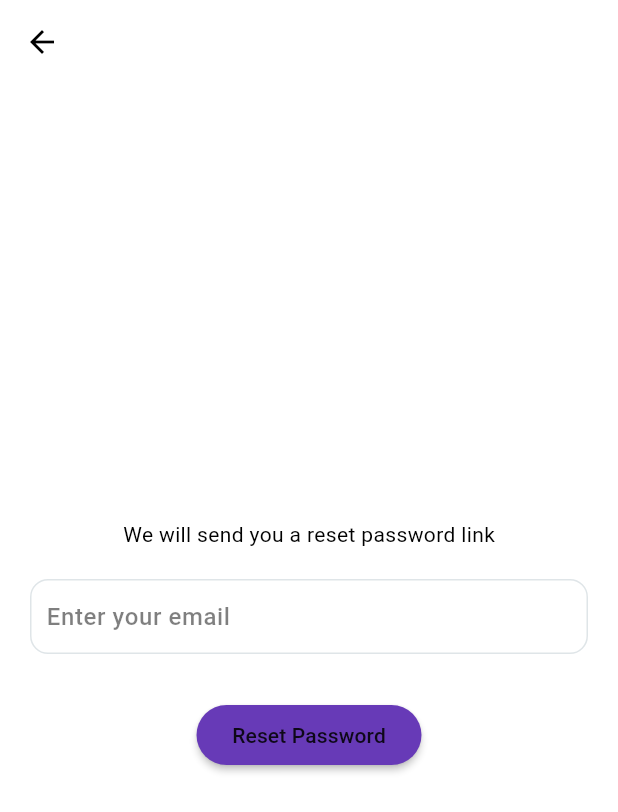
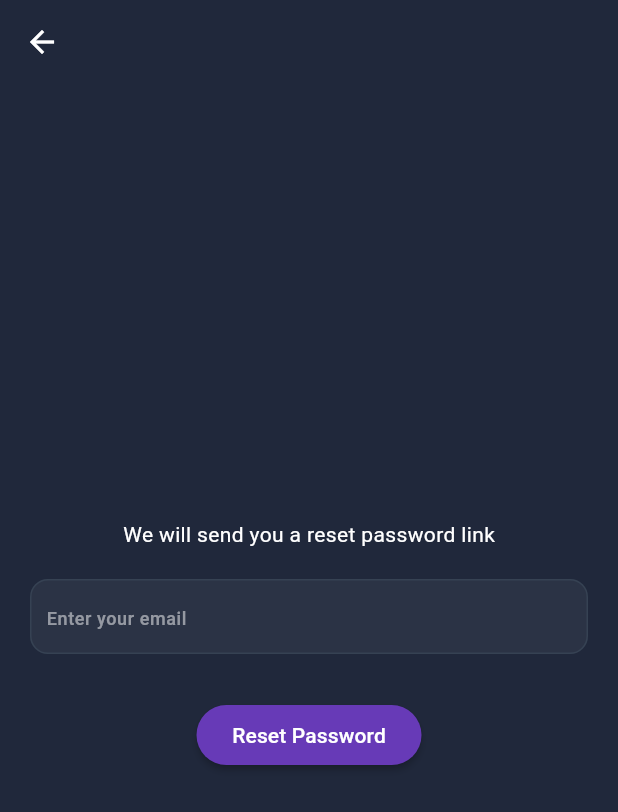
Before and after one commit to TalhaIL/CLUB_92, a Flutter app: the screen it shows after launch, after a tap on "Forget Password ?", on a phone screen of 412 x 824 dp. Shown: the top 812 px of the screen. Run offline on Flutter 3.47's test engine with Material 3 defaults, Android fonts, the phone set to English and light mode, and no system bars; our stand-ins replace circular_countdown_timer, country_code_picker, flutter_svg, get, get_storage, lottie and 1 more; network calls fail.

Commit message:
Auth Theme Changes

```diff
--- a/lib/components/reusableWidgets/language_bottom_sheet.dart
+++ b/lib/components/reusableWidgets/language_bottom_sheet.dart
@@ -16,7 +16,6 @@ class LanguageBottomSheetState extends State<LanguageBottomSheet> {
   @override
   Widget build(BuildContext context) {
     return Scaffold(
-      backgroundColor: appColor,
       floatingActionButton: FloatingActionButton(
         backgroundColor: deepPurple,
         child: const Icon(Icons.check),
--- a/lib/controllers/theme/theme.dart
+++ b/lib/controllers/theme/theme.dart
@@ -1,44 +1,54 @@
-// import 'dart:developer';
-
-// import 'package:flutter/material.dart';
-// import 'package:get/get.dart';
-// import 'package:get_storage/get_storage.dart';
-
-// class ThemeController extends GetxController {
-//   final Rx<ThemeMode> _currentTheme = ThemeMode.dark.obs;
-//   Rx<ThemeMode> get theme => _currentTheme;
-
-//   themeChange(bool isDark) {
-//     if (isDark) {
-//       log('true....${isDark.toString()}');
-//       _currentTheme.value = ThemeMode.dark;
-//     } else {
-//       log('false....${isDark.toString()}');
-
-//       _currentTheme.value = ThemeMode.light;
-//     }
-//     return;
-//   }
-
-//   void toggleTheme() {
-//     final storage = GetStorage();
-//     if (_currentTheme.value == ThemeMode.dark) {
-//       _currentTheme.value = ThemeMode.light;
-//       storage.write('is_dark_theme', false);
-//     } else {
-//       _currentTheme.value = ThemeMode.dark;
-//       storage.write('is_dark_theme', true);
-//     }
-//   }
-// }
+import 'dart:developer';
 
 import 'package:flutter/material.dart';
 import 'package:get/get.dart';
 import 'package:get_storage/get_storage.dart';
+import 'package:shared_preferences/shared_preferences.dart';
 
 class ThemeController extends GetxController {
-  final box = GetStorage();
-  bool get isDark => box.read('darkmode') ?? false;
-  ThemeMode get theme => isDark ? ThemeMode.dark : ThemeMode.light;
-  void changeTheme(bool val) => box.write('darkmode', val);
+  final Rx<ThemeMode> _currentTheme = ThemeMode.dark.obs;
+  Rx<ThemeMode> get theme => _currentTheme;
+
+  themeChange(bool isDark) {
+    if (isDark) {
+      log('true....${isDark.toString()}');
+      _currentTheme.value = ThemeMode.dark;
+    } else {
+      log('false....${isDark.toString()}');
+
+      _currentTheme.value = ThemeMode.light;
+    }
+    return;
+  }
+
+  void toggleTheme(val) async {
+    final storage = await SharedPreferences.getInstance();
+    if (val) {
+      _currentTheme.value = ThemeMode.dark;
+      storage.setBool('is_dark_theme', true);
+    } else {
+      _currentTheme.value = ThemeMode.light;
+      storage.setBool('is_dark_theme', false);
+    }
+  }
 }
+
+// import 'package:flutter/material.dart';
+// import 'package:get/get.dart';
+// import 'package:shared_preferences/shared_preferences.dart';
+
+// class ThemeController extends GetxController {
+//   Future<bool> get isDark async {
+//     final box = await SharedPreferences.getInstance();
+//     return box.getBool('darkmode') ?? false;
+//   }
+
+//   Future<ThemeMode> get theme async {
+//     return await isDark ? ThemeMode.dark : ThemeMode.light;
+//   }
+
+//   void changeTheme(bool val) async {
+//     final box = await SharedPreferences.getInstance();
+//     await box.setBool('darkmode', val);
+//   }
+// }
--- a/lib/main.dart
+++ b/lib/main.dart
@@ -1,16 +1,15 @@
 import 'dart:developer';
-
 import 'package:club_92/constants/color.dart';
 import 'package:club_92/controllers/theme/theme.dart';
 import 'package:club_92/screens/auth/login/login_screen.dart';
 import 'package:flutter/material.dart';
 import 'package:get/get.dart';
-import 'package:get_storage/get_storage.dart';
+import 'package:shared_preferences/shared_preferences.dart';
 
 void main() async {
   WidgetsFlutterBinding.ensureInitialized();
-  final storage = GetStorage();
-  final isDark = storage.read('is_dark_theme') ?? true;
+  final storage = await SharedPreferences.getInstance();
+  final isDark = storage.getBool('is_dark_theme') ?? true;
   log(isDark.toString());
   runApp(MyApp(
     isDark: isDark,
@@ -28,12 +27,12 @@ class MyApp extends StatelessWidget {
         final controller = Get.put(
           ThemeController(),
         );
-
+        controller.themeChange(isDark);
         return Obx(
           () => GetMaterialApp(
             debugShowCheckedModeBanner: false,
             title: 'Club 92',
-            themeMode: controller.theme,
+            themeMode: controller.theme.value,
             darkTheme: ThemeData(
                 scaffoldBackgroundColor: appColor,
                 useMaterial3: true,
--- a/lib/screens/Settings/setting_screen.dart
+++ b/lib/screens/Settings/setting_screen.dart
@@ -40,9 +40,10 @@ class _SettingScreenState extends State<SettingScreen> {
             Obx(
               () => textWithSwitch(
                   text: 'Dark Mode',
-                  switchValue: controller.isDark,
+                  switchValue:
+                      controller.theme.value == ThemeMode.dark ? true : false,
                   onChanged: (val) {
-                    controller.changeTheme(val);
+                    controller.toggleTheme(val);
                   }),
             ),
             const SizedBox(
--- a/lib/screens/auth/login/forgot_password_screen.dart
+++ b/lib/screens/auth/login/forgot_password_screen.dart
@@ -29,7 +29,10 @@ class ForgotPassword extends StatelessWidget {
             ),
             CustomMaterialButton(
               onPress: () {},
-              child: const Text('Reset Password'),
+              child: const Text(
+                'Reset Password',
+                style: TextStyle(color: Colors.white),
+              ),
             ),
             const SizedBox(
               height: 20,
--- a/lib/screens/auth/login/login_screen.dart
+++ b/lib/screens/auth/login/login_screen.dart
@@ -53,7 +53,10 @@ class LoginScreen extends StatelessWidget {
                   () => const HomeScreen(),
                 );
               },
-              child: const Text('Login'),
+              child: const Text(
+                'Login',
+                style: TextStyle(color: Colors.white),
+              ),
             ),
             const SizedBox(
               height: 20,
--- a/pubspec.yaml
+++ b/pubspec.yaml
@@ -42,6 +42,7 @@ dependencies:
   circular_countdown_timer: ^0.2.3
   get_storage: ^2.1.1
   path_provider: ^2.1.2
+  shared_preferences: ^2.2.2
 
 
 dev_dependencies:
```
Also changed, not shown: lib/screens/auth/register/country.dart (+5 -19 lines), lib/screens/auth/register/otp.dart (+4 -7 lines), lib/screens/auth/register/speakers_screen.dart (+11 -11 lines), lib/screens/auth/register/username.dart (+10 -13 lines), pubspec.lock, 1 other file.
